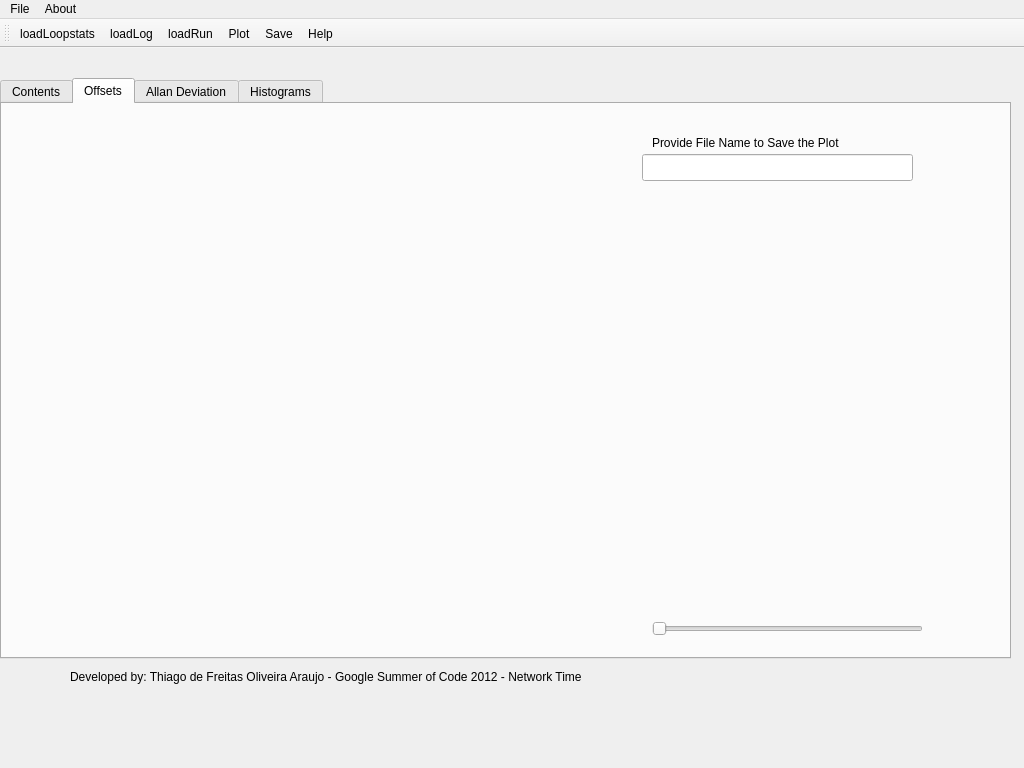
thiagodefreitas/NetworkTime, file gsoc2012/ntpstats.ui: the form before one commit.
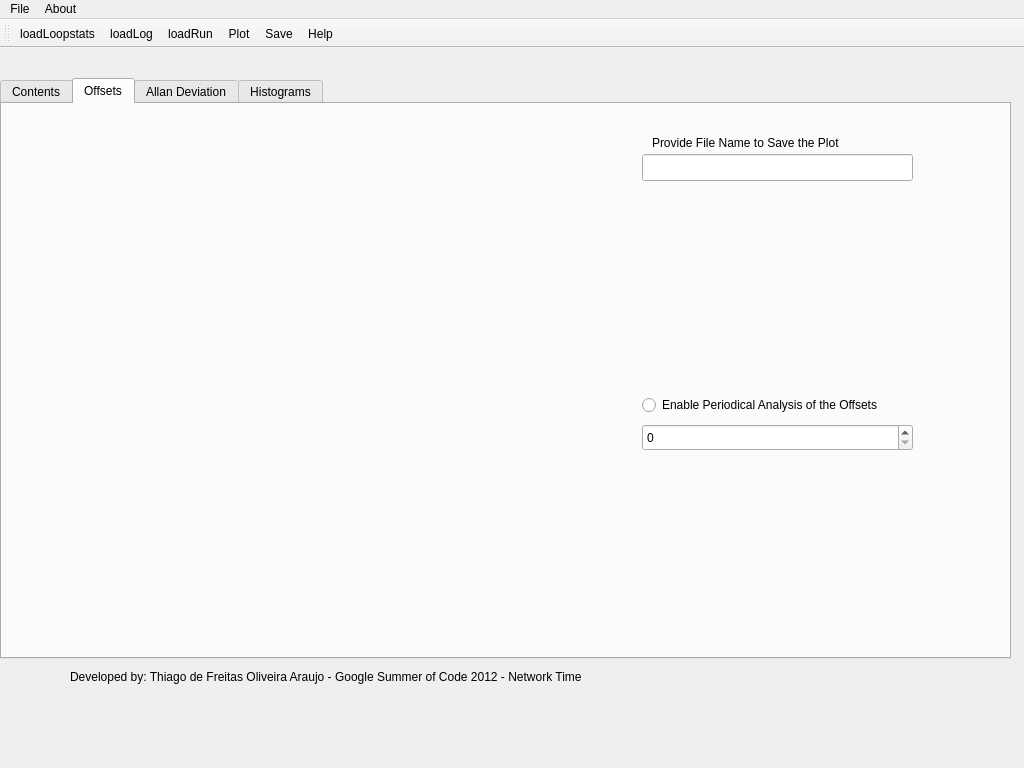
The form after the commit. The open tabs and pages were chosen to show the change. Icons and pictures are not drawn.

Commit message: Fully functional GUI with Periodical Data Analysis

The edit to the form file:
```diff
--- a/gsoc2012/ntpstats.ui
+++ b/gsoc2012/ntpstats.ui
@@ -99,17 +99,27 @@
        <string>Provide File Name to Save the Plot</string>
       </property>
      </widget>
-     <widget class="QSlider" name="sliderOffsets">
+     <widget class="QSpinBox" name="spinBox">
       <property name="geometry">
        <rect>
-        <x>650</x>
-        <y>510</y>
+        <x>640</x>
+        <y>320</y>
         <width>271</width>
-        <height>29</height>
+        <height>27</height>
        </rect>
       </property>
-      <property name="orientation">
-       <enum>Qt::Horizontal</enum>
+     </widget>
+     <widget class="QRadioButton" name="radioButton">
+      <property name="geometry">
+       <rect>
+        <x>640</x>
+        <y>290</y>
+        <width>311</width>
+        <height>22</height>
+       </rect>
+      </property>
+      <property name="text">
+       <string>Enable Periodical Analysis of the Offsets</string>
       </property>
      </widget>
     </widget>
```
Left out of the diff: 39 changed lines with no effect on the pictures. The commit also changes 3 other files.
